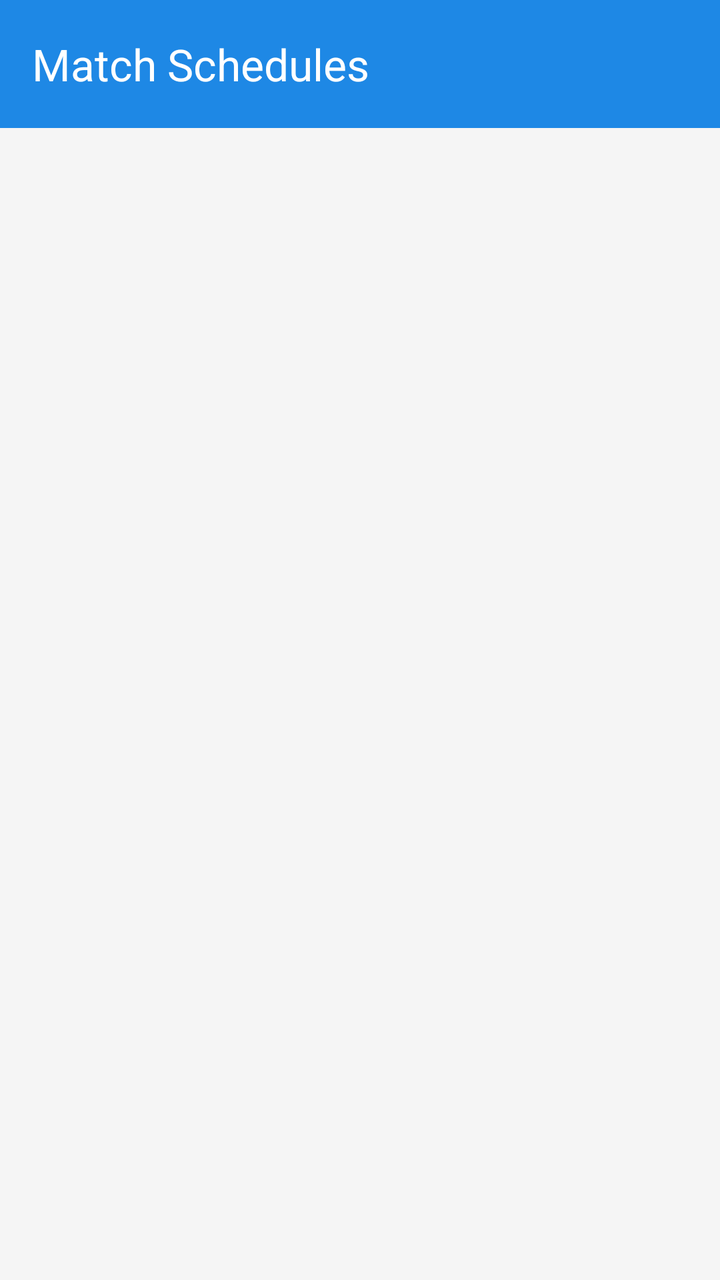
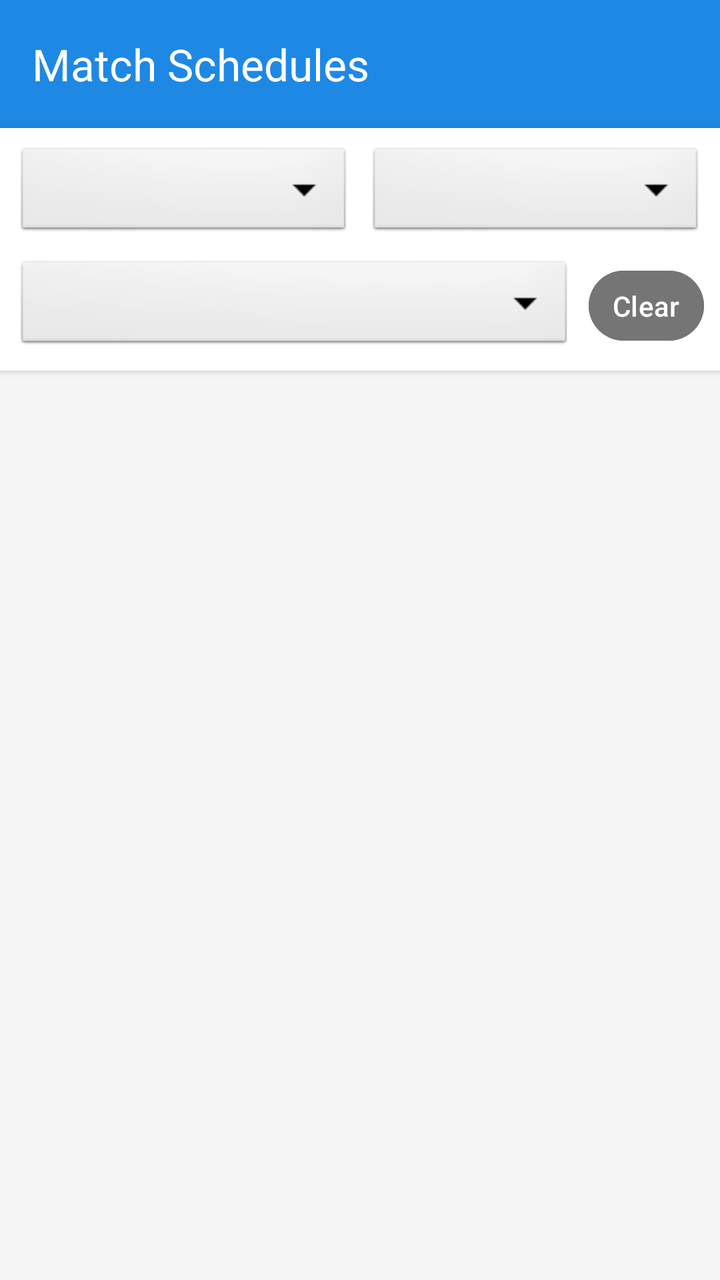

Two renders of the same Android screen: before a commit and after it. Below are the layout's source before the change and the commit's diff.
<!-- AndroidManifest.xml: application theme Theme.SPORTSHUB -->
<!-- res/layout/activity_player_match_list.xml -->
<?xml version="1.0" encoding="utf-8"?>
<androidx.constraintlayout.widget.ConstraintLayout xmlns:android="http://schemas.android.com/apk/res/android"
    xmlns:app="http://schemas.android.com/apk/res-auto"
    android:layout_width="match_parent"
    android:layout_height="match_parent"
    android:background="@color/background">

    <androidx.appcompat.widget.Toolbar
        android:id="@+id/toolbarPlayerMatches"
        android:layout_width="match_parent"
        android:layout_height="?attr/actionBarSize"
        android:background="@color/primary"
        android:theme="@style/ThemeOverlay.AppCompat.Dark.ActionBar"
        app:popupTheme="@style/ThemeOverlay.AppCompat.Light"
        app:title="Match Schedules"
        app:titleTextColor="@color/white"
        app:layout_constraintTop_toTopOf="parent" />

    <TextView
        android:id="@+id/tvPlayerMatchEmptyState"
        android:layout_width="wrap_content"
        android:layout_height="wrap_content"
        android:text="No matches scheduled right now."
        android:textColor="@color/text_secondary"
        android:textSize="16sp"
        android:visibility="gone"
        app:layout_constraintBottom_toBottomOf="parent"
        app:layout_constraintEnd_toEndOf="parent"
        app:layout_constraintStart_toStartOf="parent"
        app:layout_constraintTop_toBottomOf="@id/toolbarPlayerMatches" />

    <ListView
        android:id="@+id/lvPlayerMatches"
        android:layout_width="0dp"
        android:layout_height="0dp"
        android:divider="@android:color/transparent"
        android:dividerHeight="0dp"
        app:layout_constraintBottom_toBottomOf="parent"
        app:layout_constraintEnd_toEndOf="parent"
        app:layout_constraintStart_toStartOf="parent"
        app:layout_constraintTop_toBottomOf="@id/toolbarPlayerMatches" />

</androidx.constraintlayout.widget.ConstraintLayout>
<!-- resources referenced by this layout -->
<resources>
  <color name="background">#F5F5F5</color>
  <color name="primary">#1E88E5</color>
  <color name="text_secondary">#757575</color>
  <color name="white">#FFFFFFFF</color>
  <style name="Theme.SPORTSHUB" parent="Base.Theme.SPORTSHUB" />
  <style name="Base.Theme.SPORTSHUB" parent="Theme.Material3.DayNight.NoActionBar">
          
          
      </style>
</resources>

<!-- the commit's change to res/layout/activity_player_match_list.xml (unified diff, before → after) -->
@@ -16,6 +16,67 @@
         app:titleTextColor="@color/white"
         app:layout_constraintTop_toTopOf="parent" />
 
+    <LinearLayout
+        android:id="@+id/layoutPlayerMatchFilters"
+        android:layout_width="match_parent"
+        android:layout_height="wrap_content"
+        android:orientation="vertical"
+        android:padding="8dp"
+        android:background="@color/white"
+        android:elevation="2dp"
+        app:layout_constraintTop_toBottomOf="@id/toolbarPlayerMatches">
+
+        <LinearLayout
+            android:layout_width="match_parent"
+            android:layout_height="wrap_content"
+            android:orientation="horizontal"
+            android:layout_marginBottom="8dp">
+
+            <Spinner
+                android:id="@+id/spnPlayerTournamentFilter"
+                android:layout_width="0dp"
+                android:layout_height="wrap_content"
+                android:layout_weight="1"
+                android:background="@android:drawable/btn_dropdown"
+                android:layout_marginEnd="4dp" />
+
+            <Spinner
+                android:id="@+id/spnPlayerStatusFilter"
+                android:layout_width="0dp"
+                android:layout_height="wrap_content"
+                android:layout_weight="1"
+                android:background="@android:drawable/btn_dropdown"
+                android:layout_marginStart="4dp" />
+        </LinearLayout>
+
+        <LinearLayout
+            android:layout_width="match_parent"
+            android:layout_height="wrap_content"
+            android:orientation="horizontal"
+            android:gravity="center_vertical">
+
+            <Spinner
+                android:id="@+id/spnPlayerSortMatches"
+                android:layout_width="0dp"
+                android:layout_height="wrap_content"
+                android:layout_weight="1"
+                android:background="@android:drawable/btn_dropdown"
+                android:layout_marginEnd="8dp"/>
+
+            <Button
+                android:id="@+id/btnPlayerClearFilters"
+                android:layout_width="wrap_content"
+                android:layout_height="wrap_content"
+                android:text="Clear"
+                android:minHeight="0dp"
+                android:minWidth="0dp"
+                android:paddingHorizontal="12dp"
+                android:paddingVertical="8dp"
+                android:backgroundTint="@color/text_secondary"
+                android:textColor="@color/white" />
+        </LinearLayout>
+    </LinearLayout>
+
     <TextView
         android:id="@+id/tvPlayerMatchEmptyState"
         android:layout_width="wrap_content"
@@ -27,7 +88,7 @@
         app:layout_constraintBottom_toBottomOf="parent"
         app:layout_constraintEnd_toEndOf="parent"
         app:layout_constraintStart_toStartOf="parent"
-        app:layout_constraintTop_toBottomOf="@id/toolbarPlayerMatches" />
+        app:layout_constraintTop_toBottomOf="@id/layoutPlayerMatchFilters" />
 
     <ListView
         android:id="@+id/lvPlayerMatches"
@@ -38,6 +99,6 @@
         app:layout_constraintBottom_toBottomOf="parent"
         app:layout_constraintEnd_toEndOf="parent"
         app:layout_constraintStart_toStartOf="parent"
-        app:layout_constraintTop_toBottomOf="@id/toolbarPlayerMatches" />
+        app:layout_constraintTop_toBottomOf="@id/layoutPlayerMatchFilters" />
 
 </androidx.constraintlayout.widget.ConstraintLayout>
